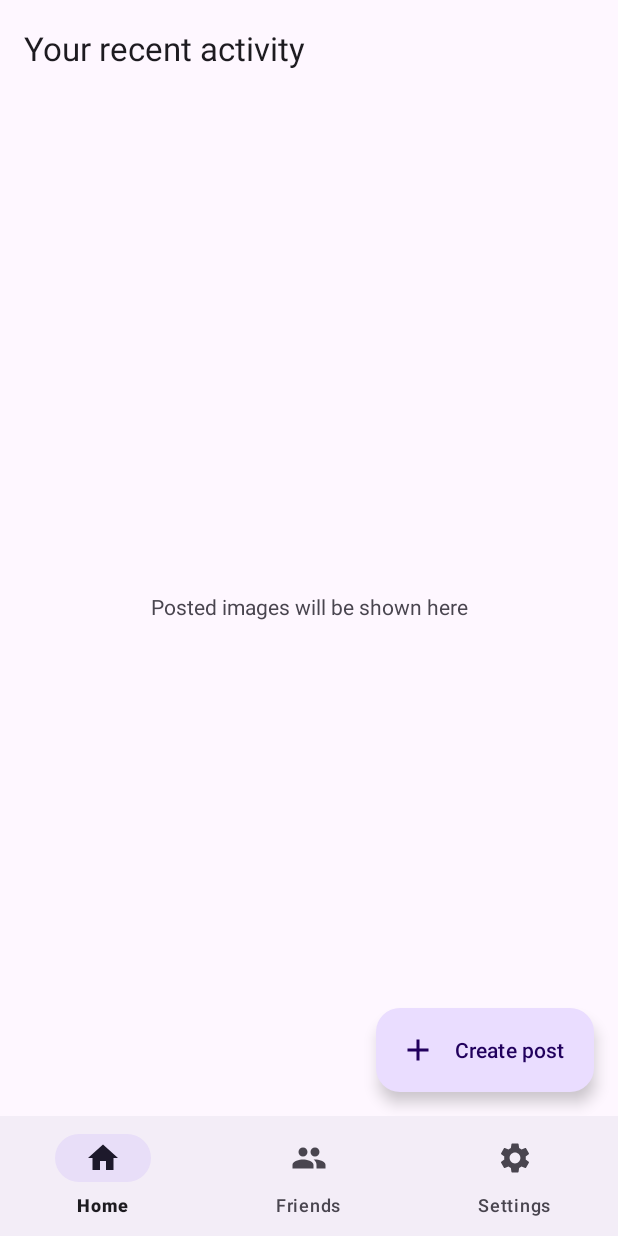
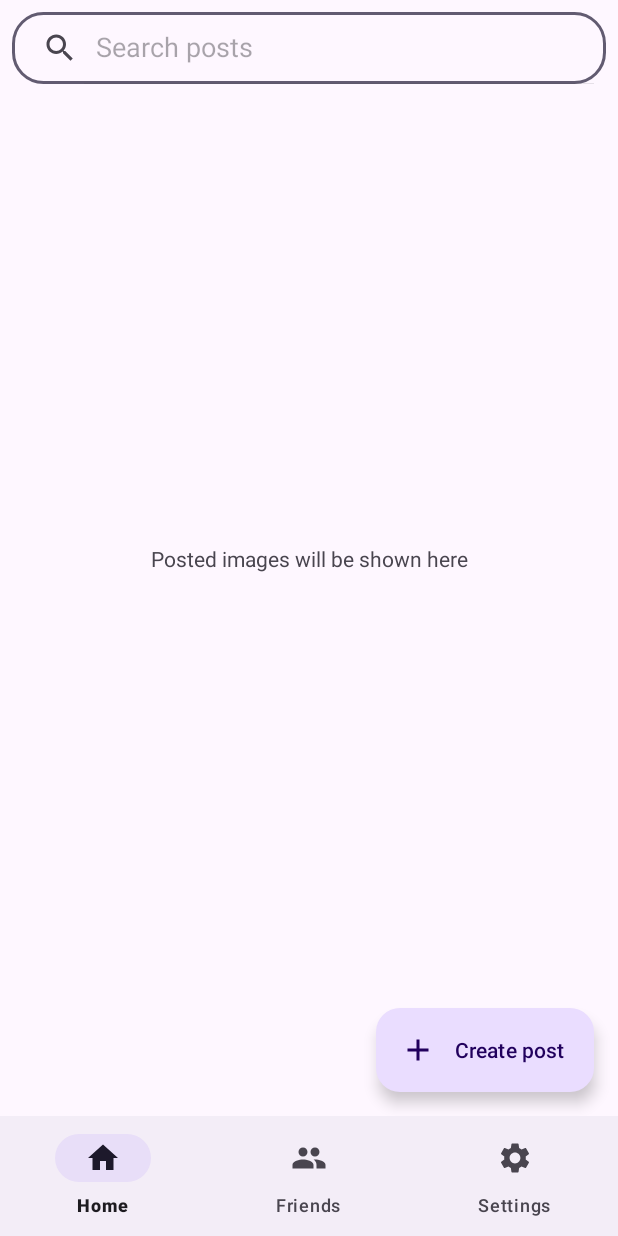
Before and after one commit to Vlad-Dima21/SocialSharing, an Android app built with Jetpack Compose: the screen it shows after launch once a user with an empty profile is signed in (MainActivity), on a phone screen of 412 x 824 dp. Run offline under Robolectric (Android 15) with nearby library versions, the phone set to English and light mode, and no system bars; our stand-ins replace Firebase (no records; nobody signed in at launch, a user with empty details on screens opened directly); 2 statements that could not run were skipped.

Commit message:
Added user post search bar

```diff
--- a/app/src/main/java/com/vladima/cursandroid/ui/main/FriendsFragment.kt
+++ b/app/src/main/java/com/vladima/cursandroid/ui/main/FriendsFragment.kt
@@ -31,6 +31,7 @@ class FriendsFragment : Fragment() {
 
         binding = FragmentFriendsBinding.inflate(layoutInflater)
         (activity as AppCompatActivity).supportActionBar?.let {
+            it.show()
             it.title = getString(R.string.friends)
         }
 
--- a/app/src/main/java/com/vladima/cursandroid/ui/main/SettingsFragment.kt
+++ b/app/src/main/java/com/vladima/cursandroid/ui/main/SettingsFragment.kt
@@ -37,6 +37,7 @@ class SettingsFragment : Fragment() {
     ): View {
         binding = FragmentSettingsBinding.inflate(layoutInflater)
         (activity as AppCompatActivity).supportActionBar?.let {
+            it.show()
             it.title = getString(R.string.settings)
         }
         return binding.root
--- a/app/src/main/java/com/vladima/cursandroid/ui/main/home/HomeAdapter.kt
+++ b/app/src/main/java/com/vladima/cursandroid/ui/main/home/HomeAdapter.kt
@@ -7,7 +7,7 @@ import com.vladima.cursandroid.databinding.ImageViewholderBinding
 import com.vladima.cursandroid.models.UserPost
 
 class HomeAdapter(
-    private val userPosts: List<UserPost>
+    private var userPosts: List<UserPost>
 ): RecyclerView.Adapter<HomeAdapter.ImageViewHolder>() {
 
     inner class ImageViewHolder(val binding: ImageViewholderBinding) : RecyclerView.ViewHolder(binding.root)
@@ -27,4 +27,9 @@ class HomeAdapter(
             }
         }
     }
+
+    fun setNewPosts(newList: List<UserPost>) {
+        userPosts = newList
+        notifyDataSetChanged()
+    }
 }
--- a/app/src/main/java/com/vladima/cursandroid/ui/main/home/HomeFragment.kt
+++ b/app/src/main/java/com/vladima/cursandroid/ui/main/home/HomeFragment.kt
@@ -5,7 +5,10 @@ import android.os.Bundle
 import android.view.LayoutInflater
 import android.view.View
 import android.view.ViewGroup
+import android.widget.SearchView
+import android.widget.SearchView.OnQueryTextListener
 import androidx.appcompat.app.AppCompatActivity
+import androidx.compose.ui.text.toLowerCase
 import androidx.fragment.app.Fragment
 import androidx.fragment.app.FragmentFactory
 import androidx.fragment.app.viewModels
@@ -24,16 +27,15 @@ import com.vladima.cursandroid.ui.MarginItemDecoration
 import com.vladima.cursandroid.ui.authentication.AuthenticateActivity
 import com.vladima.cursandroid.ui.main.FriendsFragment
 import com.vladima.cursandroid.ui.main.new_post.CreatePostActivity
-import kotlinx.coroutines.CoroutineScope
-import kotlinx.coroutines.Dispatchers
-import kotlinx.coroutines.launch
+import kotlinx.coroutines.*
 import kotlinx.coroutines.tasks.await
-import kotlinx.coroutines.withContext
+import java.util.*
 
 class HomeFragment : Fragment() {
 
     private lateinit var binding: FragmentHomeBinding
     private var userPosts = listOf<UserPost>()
+    private var postsAdapter = HomeAdapter(listOf())
 
     override fun onCreateView(
         inflater: LayoutInflater, container: ViewGroup?,
@@ -44,24 +46,18 @@ class HomeFragment : Fragment() {
             ViewModelProvider(activity as ViewModelStoreOwner)[HomeViewModel::class.java]
 
         binding = FragmentHomeBinding.inflate(layoutInflater)
-        (activity as AppCompatActivity).supportActionBar?.let {
-            it.title = getString(R.string.your_recent_activity)
+        (activity as AppCompatActivity).supportActionBar?.hide()
+
+        with(binding.rvPosts) {
+            addItemDecoration(MarginItemDecoration(80))
+            layoutManager = LinearLayoutManager(context)
+            adapter = postsAdapter
         }
-
-        binding.rvPosts.addItemDecoration(MarginItemDecoration(80))
 
         lifecycleScope.launch {
             viewModel.userPosts.collect { list ->
-                with(binding) {
-                    if (userPosts.isEmpty() && list.isNotEmpty()) {
-                        rvPosts.layoutManager = LinearLayoutManager(context)
-                        userPosts = list
-                        rvPosts.adapter = HomeAdapter(userPosts)
-                    } else {
-                        userPosts = list
-                        rvPosts.adapter = HomeAdapter(userPosts)
-                    }
-                }
+                userPosts = list
+                postsAdapter.setNewPosts(userPosts)
             }
         }
 
@@ -88,15 +84,44 @@ class HomeFragment : Fragment() {
             }
         }
 
+        binding.search.setOnQueryTextListener(object :
+            androidx.appcompat.widget.SearchView.OnQueryTextListener {
+                override fun onQueryTextSubmit(query: String?): Boolean {
+                    return false
+                }
+
+                override fun onQueryTextChange(newText: String?): Boolean {
+                    filterPosts(newText ?: "")
+                    return true
+                }
+            }
+        )
+
         binding.addPost.setOnClickListener {
             startActivity(Intent(context, CreatePostActivity::class.java))
         }
 
         binding.swipeRefresh.setOnRefreshListener {
+            binding.search.setQuery("", false)
             viewModel.loadCurrentUserPosts()
         }
 
         // Inflate the layout for this fragment
         return binding.root
     }
+
+    private var job: Job? = null
+    private fun filterPosts(filter: String) {
+        job?.cancel()
+        job = lifecycleScope.launch {
+            if (filter.isNotEmpty()) {
+                delay(500)
+            }
+            postsAdapter.setNewPosts(
+                userPosts.filter {
+                    it.imageDescription.lowercase().contains(filter.lowercase())
+                }
+            )
+        }
+    }
 }
--- a/app/src/main/java/com/vladima/cursandroid/ui/main/home/HomeViewModel.kt
+++ b/app/src/main/java/com/vladima/cursandroid/ui/main/home/HomeViewModel.kt
@@ -65,8 +65,9 @@ class HomeViewModel: ViewModel() {
         jobs.forEach {
             it.join()
         }
-        userPosts.sortedByDescending { dbUserPosts.find { it2 -> it2.fileName == it.fileName }?.createDate }
-        _userPosts.emit(userPosts)
+        _userPosts.emit(
+            userPosts.sortedByDescending { dbUserPosts.find { it2 -> it2.fileName == it.fileName }?.createDate }
+        )
         _isLoading.emit(false)
         clearCache()
     }
--- a/app/src/main/java/com/vladima/cursandroid/ui/main/new_post/CreatePostActivity.kt
+++ b/app/src/main/java/com/vladima/cursandroid/ui/main/new_post/CreatePostActivity.kt
@@ -148,7 +148,8 @@ class CreatePostActivity : AppCompatActivity() {
         bitmap = Utils.rotateImage(bitmap, 90f)
 
         val byteStream = ByteArrayOutputStream()
-        bitmap.compress(Bitmap.CompressFormat.JPEG, 100, byteStream)
+        // calitate putin mai mica pentru a reduce spatiul consumat pe storage
+        bitmap.compress(Bitmap.CompressFormat.JPEG, 80, byteStream)
         val bitData = byteStream.toByteArray()
 
         val fileOutput = FileOutputStream(file)
--- a/app/src/main/res/layout/fragment_home.xml
+++ b/app/src/main/res/layout/fragment_home.xml
@@ -7,16 +7,34 @@
     tools:context=".ui.main.home.HomeFragment"
     android:orientation="vertical">
 
+    <androidx.appcompat.widget.SearchView
+        android:id="@+id/search"
+        android:layout_width="0dp"
+        android:layout_height="wrap_content"
+        android:layout_margin="8dp"
+        app:layout_constraintEnd_toEndOf="parent"
+        app:layout_constraintStart_toStartOf="parent"
+        app:layout_constraintTop_toTopOf="parent"
+        app:queryHint="Search posts"
+        android:background="@drawable/rounded_shape"
+        app:iconifiedByDefault="false"/>
+
     <androidx.swiperefreshlayout.widget.SwipeRefreshLayout
         android:id="@+id/swipe_refresh"
-        android:layout_width="match_parent"
-        android:layout_height="match_parent"
+        android:layout_width="0dp"
+        android:layout_height="0dp"
         android:layout_marginStart="8dp"
-        android:layout_marginEnd="8dp">
+        android:layout_marginTop="8dp"
+        android:layout_marginEnd="8dp"
+        app:layout_constraintBottom_toBottomOf="parent"
+        app:layout_constraintEnd_toEndOf="parent"
+        app:layout_constraintStart_toStartOf="parent"
+        app:layout_constraintTop_toBottomOf="@+id/search">
+
         <androidx.recyclerview.widget.RecyclerView
             android:id="@+id/rv_posts"
             android:layout_width="match_parent"
-            android:layout_height="match_parent"/>
+            android:layout_height="match_parent" />
     </androidx.swiperefreshlayout.widget.SwipeRefreshLayout>
 
     <TextView
```
